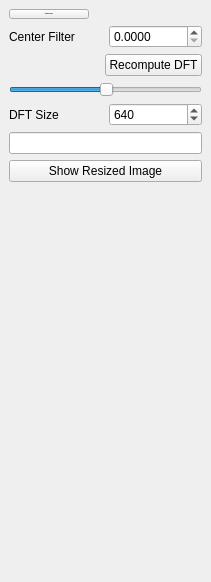
This is dfttools.ui in githubdoe/DFTFringe as Qt 5 draws it before an edit. The edited form follows.
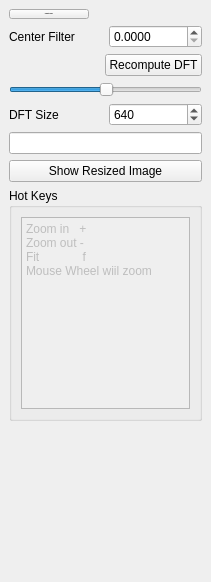
This is the edited form.

The edit to the form file:
```diff
--- a/dfttools.ui
+++ b/dfttools.ui
@@ -19,7 +19,7 @@
   <property name="minimumSize">
    <size>
     <width>211</width>
-    <height>305</height>
+    <height>331</height>
    </size>
   </property>
   <property name="windowTitle">
@@ -154,6 +154,28 @@
       </property>
      </widget>
     </item>
+    <item>
+     <widget class="QGroupBox" name="groupBox">
+      <property name="title">
+       <string>Hot Keys</string>
+      </property>
+      <layout class="QVBoxLayout" name="verticalLayout_2">
+       <item>
+        <widget class="QPlainTextEdit" name="plainTextEdit">
+         <property name="enabled">
+          <bool>false</bool>
+         </property>
+         <property name="plainText">
+          <string>Zoom in   +
+Zoom out -
+Fit             f
+Mouse Wheel wiil zoom</string>
+         </property>
+        </widget>
+       </item>
+      </layout>
+     </widget>
+    </item>
     <item>
      <spacer name="verticalSpacer">
       <property name="orientation">
```
Left out of the diff: 3 changed lines with no effect on the pictures.
